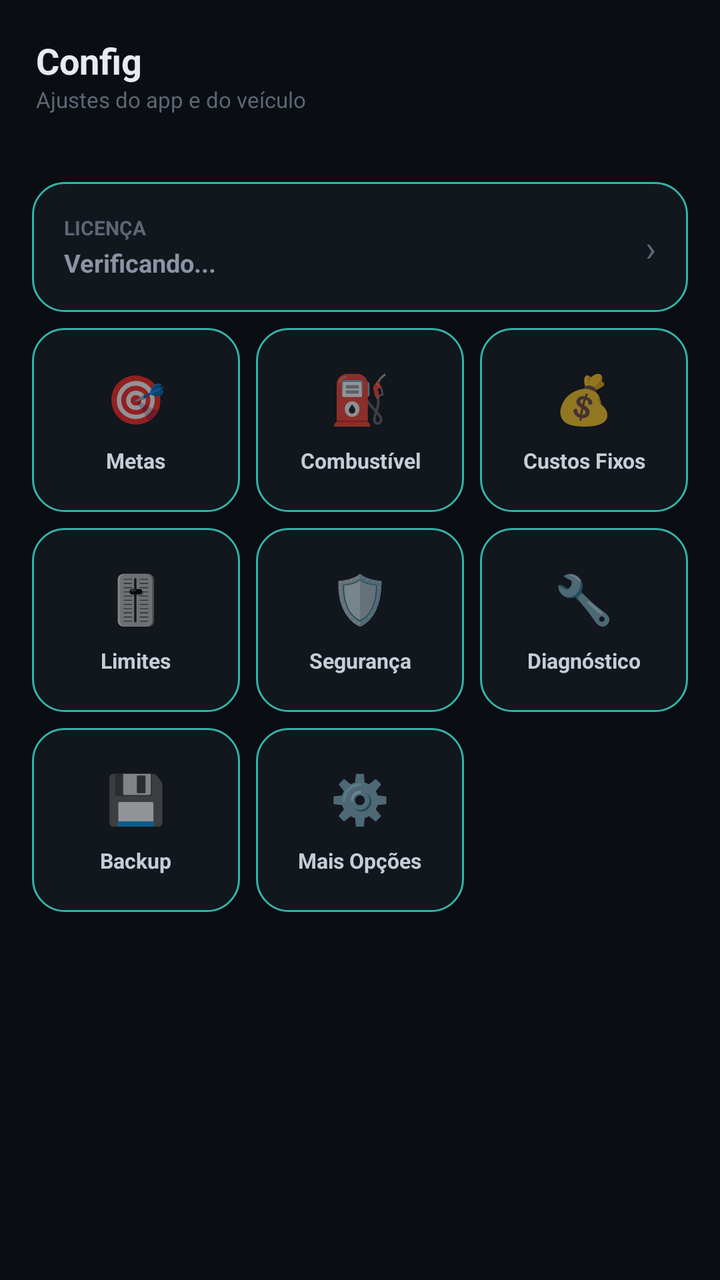
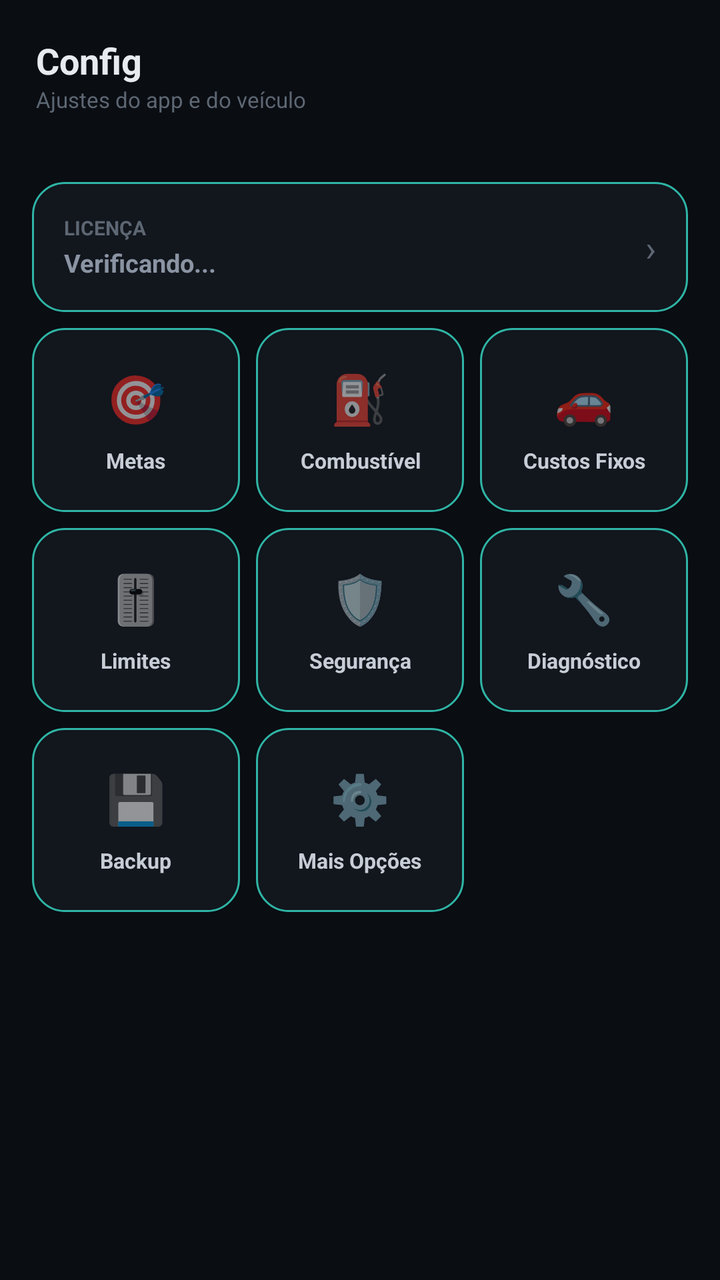

An Android layout rendered at two revisions. The XML below is the earlier revision; the diff shows what the commit changed to produce the second picture.
<!-- AndroidManifest.xml: application theme Theme.MaterialComponents.DayNight.NoActionBar -->
<!-- res/layout/activity_parametros.xml -->
<?xml version="1.0" encoding="utf-8"?>
<ScrollView xmlns:android="http://schemas.android.com/apk/res/android"
    android:layout_width="match_parent"
    android:layout_height="match_parent"
    android:background="#0A0D12">

    <LinearLayout
        android:layout_width="match_parent"
        android:layout_height="wrap_content"
        android:orientation="vertical">

        <LinearLayout
            android:layout_width="match_parent"
            android:layout_height="wrap_content"
            android:orientation="vertical"
            android:padding="18dp"
            android:paddingBottom="10dp">

            <TextView
                android:layout_width="wrap_content"
                android:layout_height="wrap_content"
                android:text="Config"
                android:textColor="#E7EAEE"
                android:textSize="18sp"
                android:textStyle="bold" />

            <TextView
                android:layout_width="wrap_content"
                android:layout_height="wrap_content"
                android:text="Ajustes do app e do veículo"
                android:textColor="#5D6773"
                android:textSize="11sp" />
        </LinearLayout>

        <LinearLayout
            android:layout_width="match_parent"
            android:layout_height="wrap_content"
            android:orientation="vertical"
            android:padding="12dp">

            <LinearLayout
                android:id="@+id/btnAbrirLicenca"
                android:layout_width="match_parent"
                android:layout_height="wrap_content"
                android:orientation="horizontal"
                android:gravity="center_vertical"
                android:background="@drawable/bg_card_dark"
                android:padding="16dp"
                android:layout_margin="4dp"
                android:clickable="true"
                android:focusable="true">

                <LinearLayout
                    android:layout_width="0dp"
                    android:layout_height="wrap_content"
                    android:layout_weight="1"
                    android:orientation="vertical">

                    <TextView
                        android:layout_width="wrap_content"
                        android:layout_height="wrap_content"
                        android:text="LICENÇA"
                        android:textColor="#5D6773"
                        android:textSize="10sp"
                        android:textStyle="bold" />

                    <TextView
                        android:id="@+id/txtStatusLicencaResumo"
                        android:layout_width="wrap_content"
                        android:layout_height="wrap_content"
                        android:text="Verificando..."
                        android:textColor="#8A94A3"
                        android:textSize="12.5sp"
                        android:textStyle="bold"
                        android:layout_marginTop="2dp" />
                </LinearLayout>

                <TextView
                    android:layout_width="wrap_content"
                    android:layout_height="wrap_content"
                    android:text="›"
                    android:textColor="#5D6773"
                    android:textSize="18sp" />
            </LinearLayout>

            <LinearLayout
                android:layout_width="match_parent"
                android:layout_height="wrap_content"
                android:orientation="horizontal">

                <LinearLayout
                    android:id="@+id/btnAbrirMetas"
                    android:layout_width="0dp"
                    android:layout_height="92dp"
                    android:layout_weight="1"
                    android:layout_margin="4dp"
                    android:orientation="vertical"
                    android:gravity="center"
                    android:paddingStart="4dp"
                    android:paddingEnd="4dp"
                    android:background="@drawable/bg_card_dark"
                    android:clickable="true"
                    android:focusable="true">

                    <TextView
                        android:layout_width="wrap_content"
                        android:layout_height="wrap_content"
                        android:text="🎯"
                        android:textSize="24sp" />

                    <TextView
                        android:layout_width="wrap_content"
                        android:layout_height="wrap_content"
                        android:text="Metas"
                        android:textColor="#C7CDD6"
                        android:textSize="10.5sp"
                        android:textStyle="bold"
                        android:maxLines="1"
                        android:gravity="center"
                        android:layout_marginTop="8dp" />
                </LinearLayout>

                <LinearLayout
                    android:id="@+id/btnAbrirCombustivel"
                    android:layout_width="0dp"
                    android:layout_height="92dp"
                    android:layout_weight="1"
                    android:layout_margin="4dp"
                    android:orientation="vertical"
                    android:gravity="center"
                    android:paddingStart="4dp"
                    android:paddingEnd="4dp"
                    android:background="@drawable/bg_card_dark"
                    android:clickable="true"
                    android:focusable="true">

                    <TextView
                        android:layout_width="wrap_content"
                        android:layout_height="wrap_content"
                        android:text="⛽"
                        android:textSize="24sp" />

                    <TextView
                        android:layout_width="wrap_content"
                        android:layout_height="wrap_content"
                        android:text="Combustível"
                        android:textColor="#C7CDD6"
                        android:textSize="10.5sp"
                        android:textStyle="bold"
                        android:maxLines="1"
                        android:gravity="center"
                        android:layout_marginTop="8dp" />
                </LinearLayout>

                <LinearLayout
                    android:id="@+id/btnAbrirCustosFixos"
                    android:layout_width="0dp"
                    android:layout_height="92dp"
                    android:layout_weight="1"
                    android:layout_margin="4dp"
                    android:orientation="vertical"
                    android:gravity="center"
                    android:paddingStart="4dp"
                    android:paddingEnd="4dp"
                    android:background="@drawable/bg_card_dark"
                    android:clickable="true"
                    android:focusable="true">

                    <TextView
                        android:layout_width="wrap_content"
                        android:layout_height="wrap_content"
                        android:text="💰"
                        android:textSize="24sp" />

                    <TextView
                        android:layout_width="wrap_content"
                        android:layout_height="wrap_content"
                        android:text="Custos Fixos"
                        android:textColor="#C7CDD6"
                        android:textSize="10.5sp"
                        android:textStyle="bold"
                        android:maxLines="1"
                        android:gravity="center"
                        android:layout_marginTop="8dp" />
                </LinearLayout>
            </LinearLayout>

            <LinearLayout
                android:layout_width="match_parent"
                android:layout_height="wrap_content"
                android:orientation="horizontal">

                <LinearLayout
                    android:id="@+id/btnAbrirLimites"
                    android:layout_width="0dp"
                    android:layout_height="92dp"
                    android:layout_weight="1"
                    android:layout_margin="4dp"
                    android:orientation="vertical"
                    android:gravity="center"
                    android:paddingStart="4dp"
                    android:paddingEnd="4dp"
                    android:background="@drawable/bg_card_dark"
                    android:clickable="true"
                    android:focusable="true">

                    <TextView
                        android:layout_width="wrap_content"
                        android:layout_height="wrap_content"
                        android:text="🎚️"
                        android:textSize="24sp" />

                    <TextView
                        android:layout_width="wrap_content"
                        android:layout_height="wrap_content"
                        android:text="Limites"
                        android:textColor="#C7CDD6"
                        android:textSize="10.5sp"
                        android:textStyle="bold"
                        android:maxLines="1"
                        android:gravity="center"
                        android:layout_marginTop="8dp" />
                </LinearLayout>

                <LinearLayout
                    android:id="@+id/btnAbrirSeguranca"
                    android:layout_width="0dp"
                    android:layout_height="92dp"
                    android:layout_weight="1"
                    android:layout_margin="4dp"
                    android:orientation="vertical"
                    android:gravity="center"
                    android:paddingStart="4dp"
                    android:paddingEnd="4dp"
                    android:background="@drawable/bg_card_dark"
                    android:clickable="true"
                    android:focusable="true">

                    <TextView
                        android:layout_width="wrap_content"
                        android:layout_height="wrap_content"
                        android:text="🛡️"
                        android:textSize="24sp" />

                    <TextView
                        android:layout_width="wrap_content"
                        android:layout_height="wrap_content"
                        android:text="Segurança"
                        android:textColor="#C7CDD6"
                        android:textSize="10.5sp"
                        android:textStyle="bold"
                        android:maxLines="1"
                        android:gravity="center"
                        android:layout_marginTop="8dp" />
                </LinearLayout>

                <LinearLayout
                    android:id="@+id/btnAbrirDiagnostico"
                    android:layout_width="0dp"
                    android:layout_height="92dp"
                    android:layout_weight="1"
                    android:layout_margin="4dp"
                    android:orientation="vertical"
                    android:gravity="center"
                    android:paddingStart="4dp"
                    android:paddingEnd="4dp"
                    android:background="@drawable/bg_card_dark"
                    android:clickable="true"
                    android:focusable="true">

                    <TextView
                        android:layout_width="wrap_content"
                        android:layout_height="wrap_content"
                        android:text="🔧"
                        android:textSize="24sp" />

                    <TextView
                        android:layout_width="wrap_content"
                        android:layout_height="wrap_content"
                        android:text="Diagnóstico"
                        android:textColor="#C7CDD6"
                        android:textSize="10.5sp"
                        android:textStyle="bold"
                        android:maxLines="1"
                        android:gravity="center"
                        android:layout_marginTop="8dp" />
                </LinearLayout>
            </LinearLayout>

            <LinearLayout
                android:layout_width="match_parent"
                android:layout_height="wrap_content"
                android:orientation="horizontal">

                <LinearLayout
                    android:id="@+id/btnAbrirBackup"
                    android:layout_width="0dp"
                    android:layout_height="92dp"
                    android:layout_weight="1"
                    android:layout_margin="4dp"
                    android:orientation="vertical"
                    android:gravity="center"
                    android:paddingStart="4dp"
                    android:paddingEnd="4dp"
                    android:background="@drawable/bg_card_dark"
                    android:clickable="true"
                    android:focusable="true">

                    <TextView
                        android:layout_width="wrap_content"
                        android:layout_height="wrap_content"
                        android:text="💾"
                        android:textSize="24sp" />

                    <TextView
                        android:layout_width="wrap_content"
                        android:layout_height="wrap_content"
                        android:text="Backup"
                        android:textColor="#C7CDD6"
                        android:textSize="10.5sp"
                        android:textStyle="bold"
                        android:maxLines="1"
                        android:gravity="center"
                        android:layout_marginTop="8dp" />
                </LinearLayout>

                <LinearLayout
                    android:id="@+id/btnAbrirMaisConfiguracoes"
                    android:layout_width="0dp"
                    android:layout_height="92dp"
                    android:layout_weight="1"
                    android:layout_margin="4dp"
                    android:orientation="vertical"
                    android:gravity="center"
                    android:paddingStart="4dp"
                    android:paddingEnd="4dp"
                    android:background="@drawable/bg_card_dark"
                    android:clickable="true"
                    android:focusable="true">

                    <TextView
                        android:layout_width="wrap_content"
                        android:layout_height="wrap_content"
                        android:text="⚙️"
                        android:textSize="24sp" />

                    <TextView
                        android:layout_width="wrap_content"
                        android:layout_height="wrap_content"
                        android:text="Mais Opções"
                        android:textColor="#C7CDD6"
                        android:textSize="10.5sp"
                        android:textStyle="bold"
                        android:maxLines="1"
                        android:gravity="center"
                        android:layout_marginTop="8dp" />
                </LinearLayout>

                <View
                    android:layout_width="0dp"
                    android:layout_height="92dp"
                    android:layout_weight="1"
                    android:layout_margin="4dp"
                    android:visibility="invisible" />
            </LinearLayout>

        </LinearLayout>
    </LinearLayout>
</ScrollView>
<!-- resources referenced by this layout -->
<resources>
  <!-- drawable bg_card_dark (drawable) -->
  <?xml version="1.0" encoding="utf-8"?>
  <shape xmlns:android="http://schemas.android.com/android/res/android" android:shape="rectangle">
      <solid android:color="#12161D" />
      <stroke android:width="1dp" android:color="#2FB4A6" />
      <corners android:radius="16dp" />
  </shape>
</resources>

<!-- the commit's change to res/layout/activity_parametros.xml (unified diff, before → after) -->
@@ -169,7 +169,7 @@
                     <TextView
                         android:layout_width="wrap_content"
                         android:layout_height="wrap_content"
-                        android:text="💰"
+                        android:text="🚗"
                         android:textSize="24sp" />
 
                     <TextView
